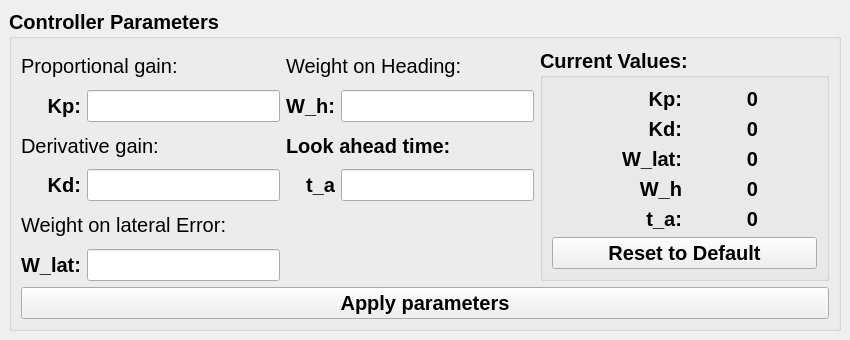
This is modules/steeringwheelcontrol/action/swcontrollers/ui/pd_tab.ui in tud-hri/joan as Qt 5 draws it before an edit. The edited form follows.
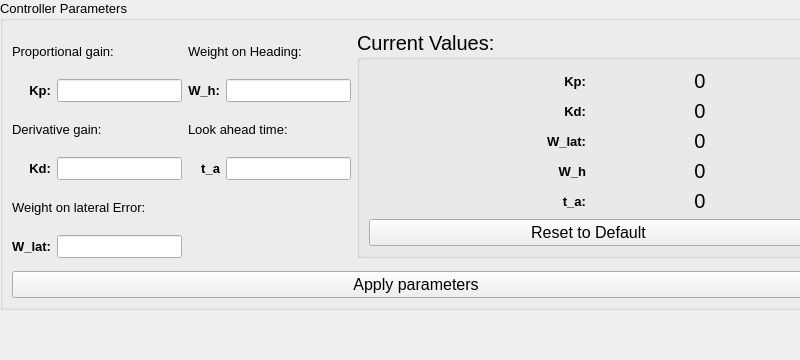
This is the edited form.

Commit message: Updated controller uis

Patch:
```diff
--- a/modules/steeringwheelcontrol/action/swcontrollers/ui/pd_tab.ui
+++ b/modules/steeringwheelcontrol/action/swcontrollers/ui/pd_tab.ui
@@ -1,27 +1,32 @@
 <?xml version="1.0" encoding="UTF-8"?>
 <ui version="4.0">
- <class>PD</class>
- <widget class="QMainWindow" name="PD">
+ <class>Form</class>
+ <widget class="QWidget" name="Form">
   <property name="geometry">
    <rect>
     <x>0</x>
     <y>0</y>
-    <width>850</width>
-    <height>304</height>
+    <width>800</width>
+    <height>360</height>
    </rect>
   </property>
   <property name="windowTitle">
    <string>PD</string>
   </property>
-  <widget class="QWidget" name="centralwidget">
-   <layout class="QGridLayout" name="gridLayout_2">
-    <item row="0" column="0">
      <widget class="QGroupBox" name="groupBox">
+   <property name="geometry">
+    <rect>
+     <x>0</x>
+     <y>0</y>
+     <width>832</width>
+     <height>310</height>
+    </rect>
+   </property>
       <property name="font">
        <font>
-        <pointsize>15</pointsize>
-        <weight>75</weight>
-        <bold>true</bold>
+     <pointsize>10</pointsize>
+     <weight>50</weight>
+     <bold>false</bold>
        </font>
       </property>
       <property name="title">
@@ -34,7 +39,7 @@
           <widget class="QLabel" name="lblTahead">
            <property name="font">
             <font>
-             <pointsize>15</pointsize>
+          <pointsize>10</pointsize>
              <weight>75</weight>
              <bold>true</bold>
             </font>
@@ -71,7 +76,7 @@
           <widget class="QLabel" name="lblPropgain">
            <property name="font">
             <font>
-             <pointsize>15</pointsize>
+          <pointsize>10</pointsize>
              <weight>75</weight>
              <bold>true</bold>
             </font>
@@ -98,7 +103,7 @@
           <widget class="QLabel" name="lblDerivgaintitle">
            <property name="font">
             <font>
-             <pointsize>15</pointsize>
+          <pointsize>10</pointsize>
              <weight>50</weight>
              <bold>false</bold>
             </font>
@@ -112,7 +117,7 @@
           <widget class="QLabel" name="lblDerivgain">
            <property name="font">
             <font>
-             <pointsize>15</pointsize>
+          <pointsize>10</pointsize>
              <weight>75</weight>
              <bold>true</bold>
             </font>
@@ -129,7 +134,7 @@
           <widget class="QLabel" name="lblPropgaintitle">
            <property name="font">
             <font>
-             <pointsize>15</pointsize>
+          <pointsize>10</pointsize>
              <weight>50</weight>
              <bold>false</bold>
             </font>
@@ -143,7 +148,7 @@
           <widget class="QLabel" name="lblWeightlattitle">
            <property name="font">
             <font>
-             <pointsize>15</pointsize>
+          <pointsize>10</pointsize>
              <weight>50</weight>
              <bold>false</bold>
             </font>
@@ -167,7 +172,7 @@
           <widget class="QLabel" name="lblTaheadtitle">
            <property name="font">
             <font>
-             <pointsize>15</pointsize>
+          <pointsize>10</pointsize>
             </font>
            </property>
            <property name="text">
@@ -179,7 +184,7 @@
           <widget class="QLabel" name="lblWeightheading">
            <property name="font">
             <font>
-             <pointsize>15</pointsize>
+          <pointsize>10</pointsize>
              <weight>75</weight>
              <bold>true</bold>
             </font>
@@ -206,7 +211,7 @@
           <widget class="QLabel" name="lblWeightheadingtitle">
            <property name="font">
             <font>
-             <pointsize>15</pointsize>
+          <pointsize>10</pointsize>
              <weight>50</weight>
              <bold>false</bold>
             </font>
@@ -220,7 +225,7 @@
           <widget class="QLabel" name="lblWeightlat">
            <property name="font">
             <font>
-             <pointsize>15</pointsize>
+          <pointsize>10</pointsize>
              <weight>75</weight>
              <bold>true</bold>
             </font>
@@ -235,36 +240,6 @@
          </item>
         </layout>
        </item>
-       <item row="2" column="0" colspan="3">
-        <widget class="QPushButton" name="btnApply">
-         <property name="sizePolicy">
-          <sizepolicy hsizetype="Minimum" vsizetype="MinimumExpanding">
-           <horstretch>0</horstretch>
-           <verstretch>2</verstretch>
-          </sizepolicy>
-         </property>
-         <property name="font">
-          <font>
-           <pointsize>15</pointsize>
-           <weight>75</weight>
-           <bold>true</bold>
-          </font>
-         </property>
-         <property name="styleSheet">
-          <string notr="true">QPushButton:pressed{ background-color: rgba(65, 155, 77, 204);}
-</string>
-         </property>
-         <property name="text">
-          <string>Apply parameters</string>
-         </property>
-         <property name="autoDefault">
-          <bool>false</bool>
-         </property>
-         <property name="flat">
-          <bool>false</bool>
-         </property>
-        </widget>
-       </item>
        <item row="0" column="1" colspan="2">
         <widget class="QGroupBox" name="groupBox_2">
          <property name="font">
@@ -288,7 +263,7 @@
              <widget class="QLabel" name="label_2">
               <property name="font">
                <font>
-                <pointsize>15</pointsize>
+             <pointsize>10</pointsize>
                 <weight>75</weight>
                 <bold>true</bold>
                </font>
@@ -325,7 +300,7 @@
              <widget class="QLabel" name="label_5">
               <property name="font">
                <font>
-                <pointsize>15</pointsize>
+             <pointsize>10</pointsize>
                 <weight>75</weight>
                 <bold>true</bold>
                </font>
@@ -352,7 +327,7 @@
              <widget class="QLabel" name="label">
               <property name="font">
                <font>
-                <pointsize>15</pointsize>
+             <pointsize>10</pointsize>
                 <weight>75</weight>
                 <bold>true</bold>
                </font>
@@ -379,7 +354,7 @@
              <widget class="QLabel" name="label_4">
               <property name="font">
                <font>
-                <pointsize>15</pointsize>
+             <pointsize>10</pointsize>
                 <weight>75</weight>
                 <bold>true</bold>
                </font>
@@ -406,7 +381,7 @@
              <widget class="QLabel" name="label_3">
               <property name="font">
                <font>
-                <pointsize>15</pointsize>
+             <pointsize>10</pointsize>
                 <weight>75</weight>
                 <bold>true</bold>
                </font>
@@ -425,9 +400,9 @@
            <widget class="QPushButton" name="btnReset">
             <property name="font">
              <font>
-              <pointsize>15</pointsize>
-              <weight>75</weight>
-              <bold>true</bold>
+           <pointsize>12</pointsize>
+           <weight>50</weight>
+           <bold>false</bold>
              </font>
             </property>
             <property name="text">
@@ -438,9 +413,49 @@
          </layout>
         </widget>
        </item>
-      </layout>
+    <item row="3" column="0" colspan="3">
+     <widget class="QPushButton" name="btnApply">
+      <property name="sizePolicy">
+       <sizepolicy hsizetype="Minimum" vsizetype="MinimumExpanding">
+        <horstretch>0</horstretch>
+        <verstretch>2</verstretch>
+       </sizepolicy>
+      </property>
+      <property name="font">
+       <font>
+        <pointsize>12</pointsize>
+        <weight>50</weight>
+        <bold>false</bold>
+       </font>
+      </property>
+      <property name="styleSheet">
+       <string notr="true">QPushButton:pressed{ background-color: rgba(65, 155, 77, 204);}
+</string>
+      </property>
+      <property name="text">
+       <string>Apply parameters</string>
+      </property>
+      <property name="autoDefault">
+       <bool>false</bool>
+      </property>
+      <property name="flat">
+       <bool>false</bool>
+      </property>
      </widget>
     </item>
+    <item row="2" column="0">
+     <spacer name="verticalSpacer">
+      <property name="orientation">
+       <enum>Qt::Vertical</enum>
+      </property>
+      <property name="sizeHint" stdset="0">
+       <size>
+        <width>20</width>
+        <height>40</height>
+       </size>
+      </property>
+     </spacer>
+    </item>
    </layout>
   </widget>
  </widget>
```
Left out of the diff: 2 changed lines with no effect on the pictures. Lines whose indentation alone changed are shown as unchanged. The commit also changes 3 other files.
